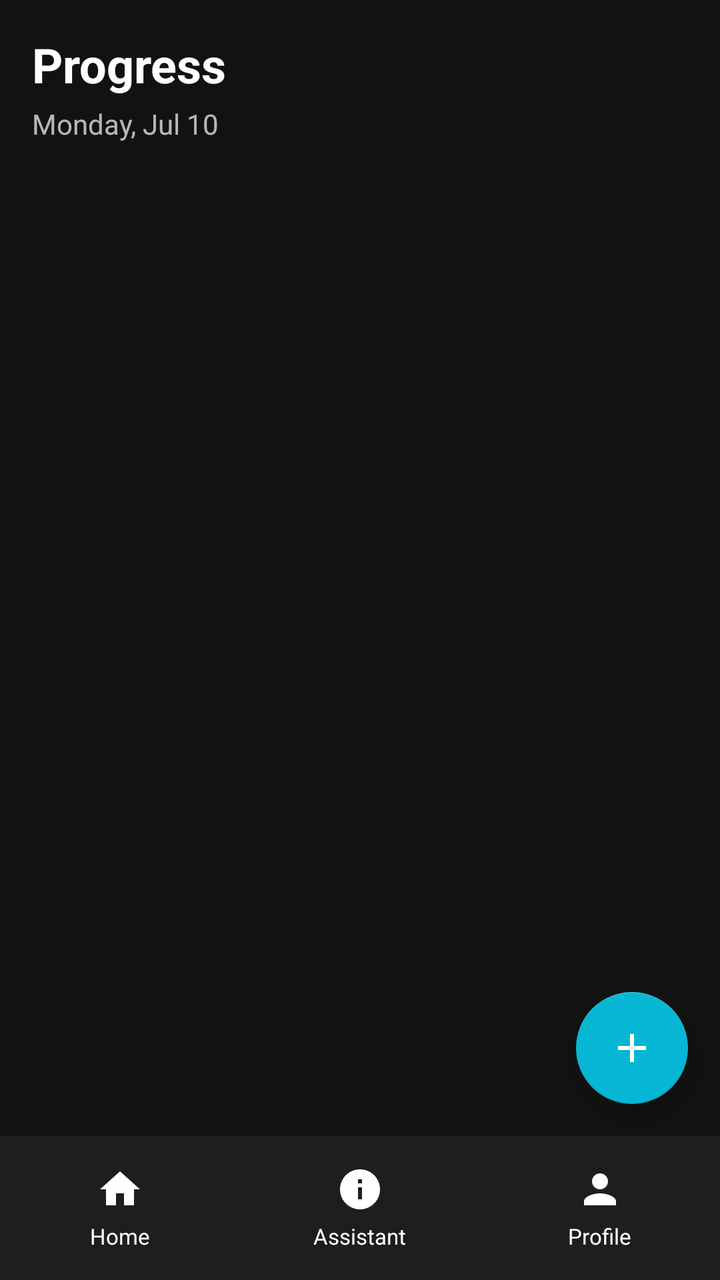
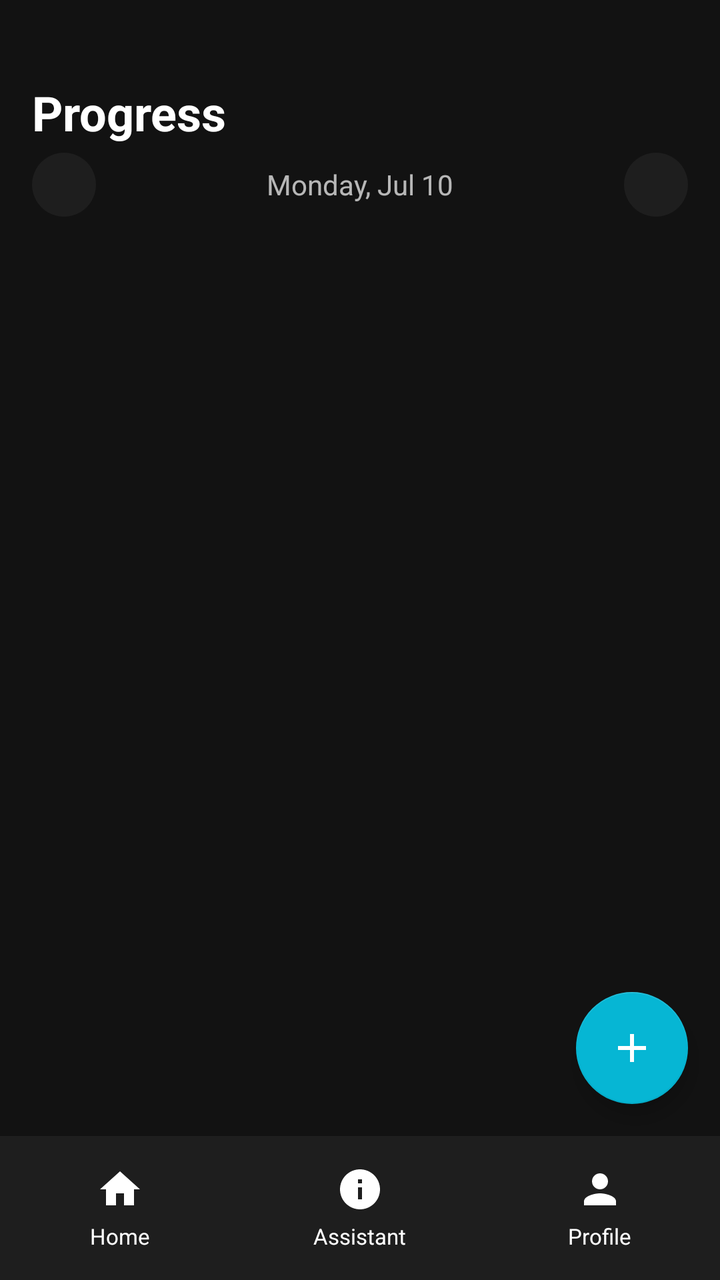

Before-and-after screenshots of an Android layout around one commit, followed by the original layout XML and the change that was made.
<!-- AndroidManifest.xml: application theme Theme.MyApplication -->
<!-- res/layout/activity_home.xml -->
<?xml version="1.0" encoding="utf-8"?>
<RelativeLayout xmlns:android="http://schemas.android.com/apk/res/android"
    xmlns:app="http://schemas.android.com/apk/res-auto"
    android:layout_width="match_parent"
    android:layout_height="match_parent"
    android:background="@color/bg_dark">

    <ScrollView
        android:id="@+id/scrollContent"
        android:layout_width="match_parent"
        android:layout_height="match_parent"
        android:layout_above="@id/bottomNav"
        android:paddingHorizontal="16dp"
        android:paddingTop="16dp"
        android:paddingBottom="16dp"
        android:clipToPadding="false">

        <LinearLayout
            android:layout_width="match_parent"
            android:layout_height="wrap_content"
            android:orientation="vertical">

            <TextView
                android:id="@+id/tvTodayTitle"
                android:layout_width="wrap_content"
                android:layout_height="wrap_content"
                android:text="Progress"
                android:textColor="@color/text_primary"
                android:textSize="24sp"
                android:textStyle="bold" />

            <TextView
                android:id="@+id/tvDate"
                android:layout_width="wrap_content"
                android:layout_height="wrap_content"
                android:text="Monday, Jul 10"
                android:textColor="@color/text_primary"
                android:layout_marginTop="4dp"
                android:textSize="14sp"
                android:alpha="0.7" />

            <androidx.recyclerview.widget.RecyclerView
                android:id="@+id/rvSchedules"
                android:layout_width="match_parent"
                android:layout_height="wrap_content"
                android:layout_marginTop="16dp"
                android:clipToPadding="false"
                android:paddingBottom="80dp" />

        </LinearLayout>
    </ScrollView>

    
    <LinearLayout
        android:id="@+id/bottomNav"
        android:layout_width="match_parent"
        android:layout_height="72dp"
        android:layout_alignParentBottom="true"
        android:background="@color/card_bg"
        android:orientation="horizontal"
        android:paddingTop="8dp"
        android:paddingBottom="8dp"
        android:gravity="center">

        <LinearLayout
            android:id="@+id/navHome"
            android:layout_width="0dp"
            android:layout_height="match_parent"
            android:layout_weight="1"
            android:orientation="vertical"
            android:gravity="center">
            <ImageView
                android:layout_width="24dp"
                android:layout_height="24dp"
                android:src="@drawable/ic_home"
                android:tint="@color/text_primary" />
            <TextView
                android:layout_width="wrap_content"
                android:layout_height="wrap_content"
                android:text="Home"
                android:textColor="@color/text_primary"
                android:textSize="11sp"
                android:layout_marginTop="4dp" />
        </LinearLayout>

        <LinearLayout
            android:id="@+id/navAssistant"
            android:layout_width="0dp"
            android:layout_height="match_parent"
            android:layout_weight="1"
            android:orientation="vertical"
            android:gravity="center">
            <ImageView
                android:layout_width="24dp"
                android:layout_height="24dp"
                android:src="@drawable/ic_assistant"
                android:tint="@color/text_primary" />
            <TextView
                android:layout_width="wrap_content"
                android:layout_height="wrap_content"
                android:text="Assistant"
                android:textColor="@color/text_primary"
                android:textSize="11sp"
                android:layout_marginTop="4dp" />
        </LinearLayout>

        <LinearLayout
            android:id="@+id/navProfile"
            android:layout_width="0dp"
            android:layout_height="match_parent"
            android:layout_weight="1"
            android:orientation="vertical"
            android:gravity="center">
            <ImageView
                android:layout_width="24dp"
                android:layout_height="24dp"
                android:src="@drawable/ic_profile"
                android:tint="@color/text_primary" />
            <TextView
                android:layout_width="wrap_content"
                android:layout_height="wrap_content"
                android:text="Profile"
                android:textColor="@color/text_primary"
                android:textSize="11sp"
                android:layout_marginTop="4dp" />
        </LinearLayout>

    </LinearLayout>

    <com.google.android.material.floatingactionbutton.FloatingActionButton
        android:id="@+id/btnAddFAB"
        android:layout_width="wrap_content"
        android:layout_height="wrap_content"
        android:layout_above="@id/bottomNav"
        android:layout_alignParentEnd="true"
        android:layout_marginEnd="16dp"
        android:layout_marginBottom="16dp"
        android:src="@drawable/ic_add"
        app:backgroundTint="@color/accent_cyan"
        app:tint="@color/white" />

    
    <Button
        android:id="@+id/btnAddHabit"
        android:layout_width="0dp"
        android:layout_height="0dp"
        android:visibility="gone" />

    <Button
        android:id="@+id/btnCreateSchedule"
        android:layout_width="0dp"
        android:layout_height="0dp"
        android:visibility="gone" />

    <TextView
        android:id="@+id/tvStatus"
        android:layout_width="0dp"
        android:layout_height="0dp"
        android:visibility="gone" />

</RelativeLayout>
<!-- resources referenced by this layout -->
<resources>
  <color name="accent_cyan">#06B6D4</color>
  <color name="bg_dark">#121212</color>
  <color name="card_bg">#1E1E1E</color>
  <color name="text_primary">#FFFFFF</color>
  <color name="white">#FFFFFFFF</color>
  <!-- drawable ic_add (drawable) -->
  <vector xmlns:android="http://schemas.android.com/apk/res/android"
      android:width="24dp"
      android:height="24dp"
      android:viewportWidth="24"
      android:viewportHeight="24">
      <path
          android:fillColor="#FFFFFF"
          android:pathData="M19,13h-6v6h-2v-6H5v-2h6V5h2v6h6v2z"/>
  </vector>
  <!-- drawable ic_assistant (drawable) -->
  <vector xmlns:android="http://schemas.android.com/apk/res/android"
      android:width="24dp"
      android:height="24dp"
      android:viewportWidth="24"
      android:viewportHeight="24">
      <path
          android:fillColor="#FFFFFF"
          android:pathData="M12,2C6.48,2 2,6.48 2,12s4.48,10 10,10 10,-4.48 10,-10S17.52,2 12,2zM13,17h-2v-6h2v6zM13,9h-2L11,7h2v2z"/>
  </vector>
  <!-- drawable ic_home (drawable) -->
  <vector xmlns:android="http://schemas.android.com/apk/res/android"
      android:width="24dp"
      android:height="24dp"
      android:viewportWidth="24"
      android:viewportHeight="24">
      <path
          android:fillColor="#FFFFFF"
          android:pathData="M10,20v-6h4v6h5v-8h3L12,3 2,12h3v8z"/>
  </vector>
  <!-- drawable ic_profile (drawable) -->
  <vector xmlns:android="http://schemas.android.com/apk/res/android"
      android:width="24dp"
      android:height="24dp"
      android:viewportWidth="24"
      android:viewportHeight="24">
      <path
          android:fillColor="#FFFFFF"
          android:pathData="M12,12c2.21,0 4,-1.79 4,-4s-1.79,-4 -4,-4 -4,1.79 -4,4 1.79,4 4,4zM12,14c-2.67,0 -8,1.34 -8,4v2h16v-2c0,-2.66 -5.33,-4 -8,-4z"/>
  </vector>
  <style name="Theme.MyApplication" parent="Theme.MaterialComponents.DayNight.DarkActionBar">
          
          <item name="colorPrimary">@color/accent_purple_start</item>
          <item name="colorPrimaryVariant">@color/accent_purple_end</item>
          <item name="colorOnPrimary">@color/text_primary</item>
  
          <item name="colorSecondary">@color/accent_green</item>
          <item name="colorOnSecondary">@color/text_primary</item>
  
          <item name="android:statusBarColor">@color/bg_default</item>
          <item name="android:navigationBarColor">@color/bg_default</item>
  
          
          <item name="android:colorBackground">@color/bg_default</item>
          <item name="android:textColor">@color/text_primary</item>
          <item name="android:windowBackground">@color/bg_default</item>
      </style>
  <color name="accent_purple_start">#6366F1</color>
  <color name="accent_purple_end">#8B5CF6</color>
  <color name="accent_green">#10B981</color>
  <color name="bg_default">#121212</color>
</resources>

<!-- the commit's change to res/layout/activity_home.xml (unified diff, before → after) -->
@@ -11,7 +11,7 @@
         android:layout_height="match_parent"
         android:layout_above="@id/bottomNav"
         android:paddingHorizontal="16dp"
-        android:paddingTop="16dp"
+        android:paddingTop="40dp"
         android:paddingBottom="16dp"
         android:clipToPadding="false">
 
@@ -29,23 +29,67 @@
                 android:textSize="24sp"
                 android:textStyle="bold" />
 
-            <TextView
-                android:id="@+id/tvDate"
-                android:layout_width="wrap_content"
-                android:layout_height="wrap_content"
-                android:text="Monday, Jul 10"
-                android:textColor="@color/text_primary"
-                android:layout_marginTop="4dp"
-                android:textSize="14sp"
-                android:alpha="0.7" />
-
-            <androidx.recyclerview.widget.RecyclerView
-                android:id="@+id/rvSchedules"
+            
+            <LinearLayout
                 android:layout_width="match_parent"
                 android:layout_height="wrap_content"
-                android:layout_marginTop="16dp"
+                android:orientation="horizontal"
+                android:gravity="center_vertical"
+                android:layout_marginTop="4dp">
+
+                <TextView
+                    android:id="@+id/btnPrevDay"
+                    android:layout_width="32dp"
+                    android:layout_height="32dp"
+                    android:text="‹"
+                    android:textColor="@color/text_primary"
+                    android:textSize="20sp"
+                    android:gravity="center"
+                    android:background="@drawable/bg_card"
+                    android:clickable="true"
+                    android:focusable="true" />
+
+                <TextView
+                    android:id="@+id/tvDate"
+                    android:layout_width="0dp"
+                    android:layout_weight="1"
+                    android:layout_height="wrap_content"
+                    android:text="Monday, Jul 10"
+                    android:textColor="@color/text_primary"
+                    android:textSize="14sp"
+                    android:alpha="0.7"
+                    android:gravity="center"
+                    android:layout_marginStart="8dp"
+                    android:layout_marginEnd="8dp" />
+
+                <TextView
+                    android:id="@+id/btnNextDay"
+                    android:layout_width="32dp"
+                    android:layout_height="32dp"
+                    android:text="›"
+                    android:textColor="@color/text_primary"
+                    android:textSize="20sp"
+                    android:gravity="center"
+                    android:background="@drawable/bg_card"
+                    android:clickable="true"
+                    android:focusable="true" />
+
+            </LinearLayout>
+
+            <ScrollView
+                android:layout_width="match_parent"
+                android:layout_height="match_parent"
                 android:clipToPadding="false"
-                android:paddingBottom="80dp" />
+                android:paddingBottom="16dp"
+                android:layout_marginTop="16dp">
+
+                <LinearLayout
+                    android:id="@+id/llSchedules"
+                    android:layout_width="match_parent"
+                    android:layout_height="wrap_content"
+                    android:orientation="vertical" />
+
+            </ScrollView>
 
         </LinearLayout>
     </ScrollView>
<!-- resource entries referenced after the edit -->
@@ -5,6 +5,13 @@
   <color name="card_bg">#1E1E1E</color>
   <color name="text_primary">#FFFFFF</color>
   <color name="white">#FFFFFFFF</color>
+  <!-- drawable bg_card (drawable) -->
+  <?xml version="1.0" encoding="utf-8"?>
+  <shape xmlns:android="http://schemas.android.com/apk/res/android" android:shape="rectangle">
+      <solid android:color="@color/card_bg" />
+      <corners android:radius="16dp" />
+      <padding android:left="12dp" android:top="12dp" android:right="12dp" android:bottom="12dp" />
+  </shape>
   <!-- drawable ic_add (drawable) -->
   <vector xmlns:android="http://schemas.android.com/apk/res/android"
       android:width="24dp"
@@ -45,7 +52,7 @@
           android:fillColor="#FFFFFF"
           android:pathData="M12,12c2.21,0 4,-1.79 4,-4s-1.79,-4 -4,-4 -4,1.79 -4,4 1.79,4 4,4zM12,14c-2.67,0 -8,1.34 -8,4v2h16v-2c0,-2.66 -5.33,-4 -8,-4z"/>
   </vector>
-  <style name="Theme.MyApplication" parent="Theme.MaterialComponents.DayNight.DarkActionBar">
+  <style name="Theme.MyApplication" parent="Theme.MaterialComponents.DayNight.NoActionBar">
           
           <item name="colorPrimary">@color/accent_purple_start</item>
           <item name="colorPrimaryVariant">@color/accent_purple_end</item>
